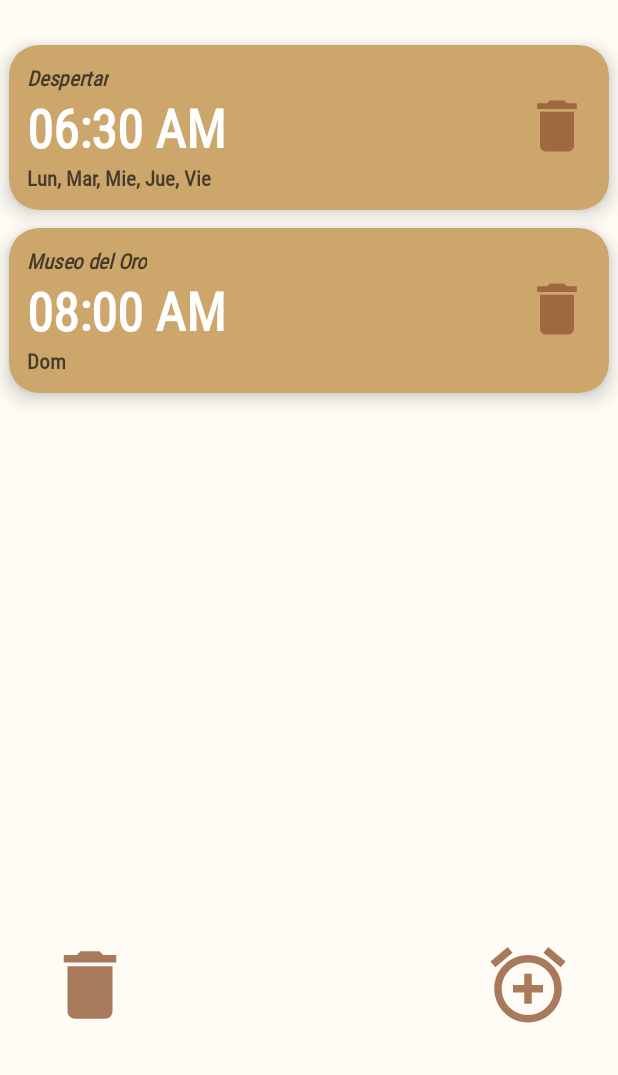
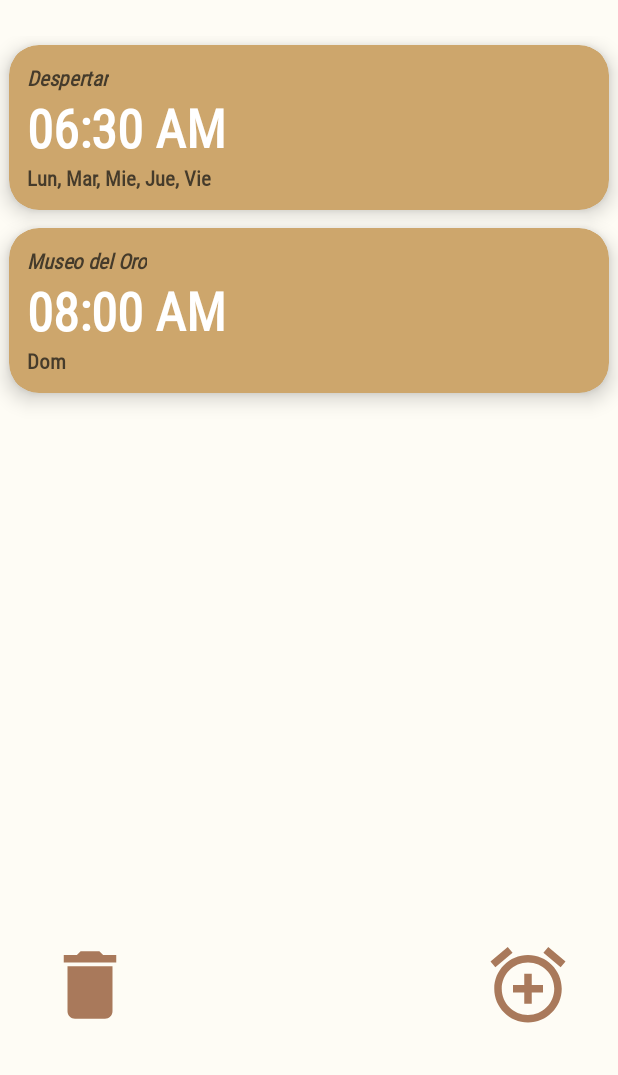
Before and after one commit to abenitezm20/UXUserExperienceMobile, an Android app: the screen it shows after launch (MainActivity), on a phone screen of 412 x 824 dp, the part 161-1236 px from its top. Run offline under Robolectric (Android 15) with nearby library versions, the phone set to English and light mode, and no system bars.

Commit message:
Listar alarmas

```diff
--- a/app/src/main/java/com/ux/alarmagps/AlarmaAdapter.kt
+++ b/app/src/main/java/com/ux/alarmagps/AlarmaAdapter.kt
@@ -1,5 +1,6 @@
 package com.ux.alarmagps
 
+import android.util.Log
 import android.view.LayoutInflater
 import android.view.View
 import android.view.ViewGroup
@@ -10,24 +11,30 @@ import androidx.recyclerview.widget.RecyclerView
 
 class AlarmaAdapter: RecyclerView.Adapter<AlarmaAdapter.ViewHolder>() {
 
-    val etiquetas = arrayOf("Despertar", "Museo del Oro")
-    val horas = arrayOf("06:30 AM", "08:00 AM")
-    val dias = arrayOf("Lun, Mar, Mie, Jue, Vie", "Dom")
-
     override fun onCreateViewHolder(parent: ViewGroup, viewType: Int): ViewHolder {
         val v = LayoutInflater.from(parent.context).inflate(R.layout.alarma_card_layout, parent, false)
         return ViewHolder(v)
     }
 
     override fun onBindViewHolder(holder: ViewHolder, position: Int) {
-        holder.etiqueta.text = etiquetas[position]
-        holder.hora.text = horas[position]
-        holder.dias.text = dias[position]
-        holder.opcionEliminar.visibility = View.VISIBLE
+        val alarma = AlarmasManager.obtenerElemento(position)
+        if(alarma != null) {
+            holder.etiqueta.text = alarma.etiqueta
+            holder.hora.text = alarma.hora
+            holder.dias.text = alarma.dias
+            holder.opcionEliminar.visibility = View.INVISIBLE
+        }
+        holder.itemView.setOnClickListener(View.OnClickListener { onClickListener(alarma, position) })
+    }
+
+    private fun onClickListener(alarma: Alarmas?, position: Int) {
+        if (alarma != null) {
+            Log.d("ACA", alarma.etiqueta)
+        }
     }
 
     override fun getItemCount(): Int {
-        return etiquetas.size
+        return AlarmasManager.obtenerLista().size
     }
 
     inner class ViewHolder(itemView: View): RecyclerView.ViewHolder(itemView) {
@@ -44,4 +51,9 @@ class AlarmaAdapter: RecyclerView.Adapter<AlarmaAdapter.ViewHolder>() {
         }
     }
 
+    fun agregarAlarma(alarma: Alarmas) {
+        AlarmasManager.agregarAlarma(alarma)
+        this.notifyItemInserted(AlarmasManager.obtenerLista().size - 1)
+    }
+
 }
--- /dev/null
+++ b/app/src/main/java/com/ux/alarmagps/AlarmasManager.kt
@@ -0,0 +1,52 @@
+package com.ux.alarmagps
+
+import android.widget.Toast
+
+object AlarmasManager {
+    private var flagIngreso: Boolean = true
+    private val listaAlarmas = mutableListOf<Alarmas>()
+
+    fun obtenerLista(): List<Alarmas> {
+        if(listaAlarmas.isEmpty() && flagIngreso) {
+            this.agregarAlarma(Alarmas("Despertar", "06:30 AM", "Lun, Mar, Mie, Jue, Vie"))
+            this.agregarAlarma(Alarmas("Museo del Oro", "08:00 AM", "Dom"))
+            flagIngreso = false
+        }
+        return listaAlarmas.toList()
+    }
+
+    fun obtenerElemento(indice: Int): Alarmas? {
+        return if (indice >= 0 && indice < listaAlarmas.size) {
+            listaAlarmas[indice]
+        } else {
+            null
+        }
+    }
+
+    fun modificarElemento(indice: Int, nuevaAlarma: Alarmas): Boolean {
+        return if (indice >= 0 && indice < listaAlarmas.size) {
+            listaAlarmas[indice] = nuevaAlarma
+            true
+        } else {
+            false
+        }
+    }
+
+    fun borrarElemento(indice: Int): Boolean {
+        return if (indice >= 0 && indice < listaAlarmas.size) {
+            listaAlarmas.removeAt(indice)
+            true
+        } else {
+            false
+        }
+    }
+
+    fun agregarAlarma(alarma: Alarmas) {
+        listaAlarmas.add(alarma)
+    }
+
+    fun yaExiste(etiqueta: String) : Boolean {
+        return listaAlarmas.any{it.etiqueta == etiqueta}
+    }
+
+}
```
